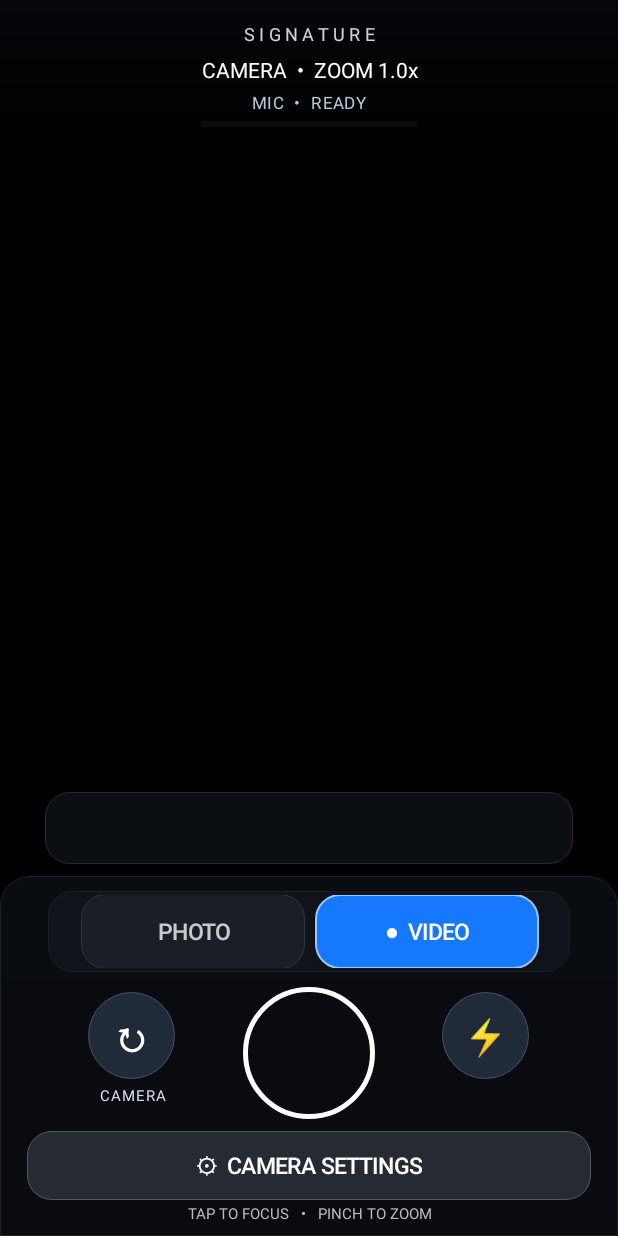
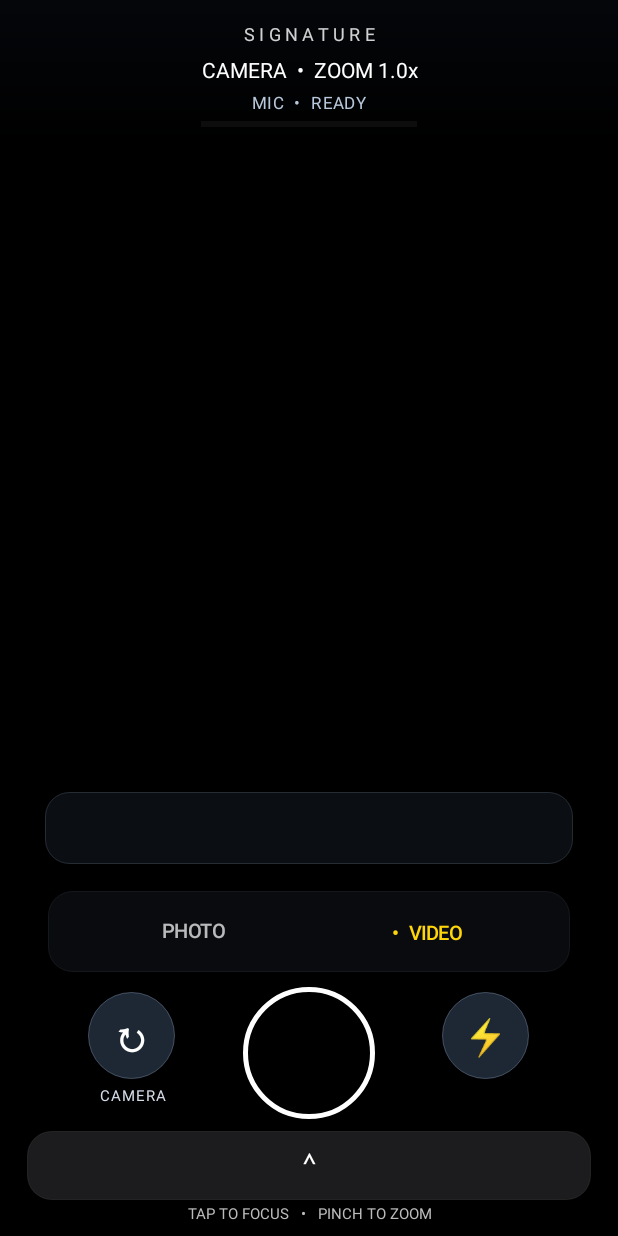
Before and after one commit to ariesananth66-maker/SignatureCameraPro, an Android app: the screen it shows after launch (MainActivity), after a tap on "VIDEO", on a phone screen of 412 x 824 dp. Run offline under Robolectric (Android 15) with nearby library versions, the phone set to English and light mode, and no system bars; libraries missing offline, so code that uses them is left out: androidx.camera.camera2, androidx.camera.core, androidx.camera.extensions, androidx.camera.lifecycle, androidx.camera.video and 1 more; 18 statements that could not run were skipped.

Commit message:
Refine camera dock, settings drawer and photo/video controls

```diff
--- a/app/src/main/java/com/ananthrajan/signaturecamerapro/MainActivity.kt
+++ b/app/src/main/java/com/ananthrajan/signaturecamerapro/MainActivity.kt
@@ -104,6 +104,11 @@ class MainActivity : ComponentActivity() {
     private lateinit var videoFpsButton: Button
     private lateinit var videoStabilizationButton: Button
     private lateinit var micNoiseReductionButton: Button
+    private lateinit var jpegQualityButton: Button
+    private lateinit var settingsToggleButton: Button
+    private lateinit var settingsDrawer: ScrollView
+    private lateinit var mainControlsRow: LinearLayout
+    private lateinit var dockHint: TextView
     private lateinit var captureButton: Button
     private lateinit var flashButton: Button
     private lateinit var flashStatusLabel: TextView
@@ -378,9 +383,7 @@ class MainActivity : ComponentActivity() {
             // Minimal translucent camera dock; the preview remains edge-to-edge.
             background = GradientDrawable().apply {
                 cornerRadii = floatArrayOf(30f, 30f, 30f, 30f, 0f, 0f, 0f, 0f)
-                colors = intArrayOf(0xE90A0D13.toInt(), 0xF5090B10.toInt())
-                orientation = GradientDrawable.Orientation.TOP_BOTTOM
-                setStroke(1, 0x337F91A8)
+                setColor(android.graphics.Color.BLACK)
             }
             elevation = 14f
             clipChildren = false
@@ -452,12 +455,23 @@ class MainActivity : ComponentActivity() {
             } else resetManualCapture()
         }
         utilityRow.addView(proButton, LinearLayout.LayoutParams(0, dp(48), 1f).apply { setMargins(dp(3), 0, dp(3), 0) })
-        advancedPanel.addView(utilityRow)
+        val utilityScroll = android.widget.HorizontalScrollView(this).apply {
+            isHorizontalScrollBarEnabled = false
+            overScrollMode = View.OVER_SCROLL_NEVER
+            addView(utilityRow, android.widget.HorizontalScrollView.LayoutParams(-2, -2))
+        }
+        utilityRow.layoutParams = LinearLayout.LayoutParams(-2, -2)
+        for (i in 0 until utilityRow.childCount) {
+            utilityRow.getChildAt(i).layoutParams = LinearLayout.LayoutParams(dp(112), dp(46)).apply {
+                setMargins(dp(3), 0, dp(3), 0)
+            }
+        }
+        advancedPanel.addView(utilityScroll, LinearLayout.LayoutParams(-1, dp(54)))
 
         photoExtensionButton = smallButton("PHOTO EFFECT: CHECKING…") { cyclePhotoExtension() }
         photoExtensionButton.isEnabled = false
         advancedPanel.addView(photoExtensionButton, LinearLayout.LayoutParams(-1, dp(48)).apply { setMargins(dp(3), dp(4), dp(3), dp(4)) })
-        val jpegQualityButton = smallButton("JPEG QUALITY: $jpegQuality%") {
+        jpegQualityButton = smallButton("JPEG QUALITY: $jpegQuality%") {
             jpegQuality = when (jpegQuality) { 90 -> 95; 95 -> 100; else -> 90 }
             getSharedPreferences("signature_camera_settings", MODE_PRIVATE).edit()
                 .putInt("jpeg_quality", jpegQuality).apply()
@@ -563,9 +577,9 @@ class MainActivity : ComponentActivity() {
         videoRow.addView(photoModeButton, LinearLayout.LayoutParams(0, dp(50), 1f).apply { setMargins(dp(4), 0, dp(4), 0) })
         videoRow.addView(videoModeButton, LinearLayout.LayoutParams(0, dp(50), 1f).apply { setMargins(dp(4), 0, dp(4), 0) })
         updateModeButtonAppearance()
-        advancedPanel.addView(videoQualityButton, LinearLayout.LayoutParams(-1, dp(48)).apply { setMargins(dp(3), dp(4), dp(3), dp(4)) })
-        advancedPanel.addView(videoFpsButton, LinearLayout.LayoutParams(-1, dp(48)).apply { setMargins(dp(3), 0, dp(3), dp(4)) })
-        advancedPanel.addView(videoStabilizationButton, LinearLayout.LayoutParams(-1, dp(48)).apply { setMargins(dp(3), 0, dp(3), dp(4)) })
+        advancedPanel.addView(videoQualityButton, LinearLayout.LayoutParams(-1, dp(44)).apply { setMargins(dp(3), dp(4), dp(3), dp(3)) })
+        advancedPanel.addView(videoFpsButton, LinearLayout.LayoutParams(-1, dp(44)).apply { setMargins(dp(3), 0, dp(3), dp(3)) })
+        advancedPanel.addView(videoStabilizationButton, LinearLayout.LayoutParams(-1, dp(44)).apply { setMargins(dp(3), 0, dp(3), dp(3)) })
         micNoiseReductionButton = smallButton(if (micNoiseReductionEnabled) "MIC CLEAN: ON" else "MIC CLEAN: OFF") {
             if (!videoMode) {
                 Toast.makeText(this, "Microphone cleanup is for video recording", Toast.LENGTH_SHORT).show()
@@ -581,8 +595,9 @@ class MainActivity : ComponentActivity() {
             updateMicNoiseReductionButton()
             startCamera()
         }
-        advancedPanel.addView(micNoiseReductionButton, LinearLayout.LayoutParams(-1, dp(48)).apply { setMargins(dp(3), 0, dp(3), dp(4)) })
+        advancedPanel.addView(micNoiseReductionButton, LinearLayout.LayoutParams(-1, dp(44)).apply { setMargins(dp(3), 0, dp(3), dp(4)) })
         updateMicNoiseReductionButton()
+        updateModeSpecificSettings()
 
         val mainRow = LinearLayout(this).apply {
             orientation = LinearLayout.HORIZONTAL
@@ -718,6 +733,7 @@ class MainActivity : ComponentActivity() {
             gravity = Gravity.CENTER
             maxLines = 1
         }
+        mainControlsRow = mainRow
         mainRow.setPadding(dp(10), dp(8), dp(10), dp(4))
         mainRow.gravity = Gravity.CENTER
         mainRow.addView(sideControl(flip, "CAMERA"), LinearLayout.LayoutParams(0, dp(82), 1f).apply { setMargins(dp(8), 0, dp(8), 0) })
@@ -741,8 +757,15 @@ class MainActivity : ComponentActivity() {
             visibility = View.GONE
             isFillViewport = false
             overScrollMode = View.OVER_SCROLL_IF_CONTENT_SCROLLS
+            isVerticalScrollBarEnabled = false
+            background = GradientDrawable().apply {
+                cornerRadius = dp(20).toFloat()
+                setColor(0xE61C1C1E.toInt())
+                setStroke(dp(1), 0x33777777)
+            }
             addView(advancedPanel)
         }
+        settingsDrawer = advancedScroll
         val advancedSettingsHeight = if (landscapeLayout) dp(104) else dp(260)
         panel.addView(advancedScroll, LinearLayout.LayoutParams(-1, advancedSettingsHeight))
         fun positionLensRailAboveDock() {
@@ -754,12 +777,13 @@ class MainActivity : ComponentActivity() {
                 lensRow.layoutParams = params
             }
         }
-        val advancedToggleButton = smallButton("⚙  CAMERA SETTINGS") {
-            val show = advancedScroll.visibility != View.VISIBLE
-            advancedScroll.visibility = if (show) View.VISIBLE else View.GONE
-            (it as Button).text = if (show) "⌃  HIDE SETTINGS" else "⚙  CAMERA SETTINGS"
+        val advancedToggleButton = smallButton("⌃") {
+            setSettingsExpanded(advancedScroll.visibility != View.VISIBLE)
             positionLensRailAboveDock()
         }
+        settingsToggleButton = advancedToggleButton
+        advancedToggleButton.textSize = 19f
+        advancedToggleButton.contentDescription = "Open camera settings"
         if (landscapeLayout) {
             // In landscape, keep the lens rail inside the dock so it cannot be
             // pushed underneath the top status strip by the expanded settings sheet.
@@ -774,8 +798,18 @@ class MainActivity : ComponentActivity() {
             setTextColor(0xFFBBBBBB.toInt())
             gravity = Gravity.CENTER
         }
+        dockHint = hint
         panel.addView(hint)
         root.addView(panel, FrameLayout.LayoutParams(-1, FrameLayout.LayoutParams.WRAP_CONTENT, Gravity.BOTTOM))
+        root.setOnApplyWindowInsetsListener { _, insets ->
+            val params = panel.layoutParams as? FrameLayout.LayoutParams
+            if (params != null) {
+                params.bottomMargin = insets.systemWindowInsetBottom
+                panel.layoutParams = params
+            }
+            insets
+        }
+        root.requestApplyInsets()
         // Recalculate after the dock has been measured so the floating lens rail
         // never overlaps the shutter controls or the expanded settings sheet.
         setContentView(root)
@@ -786,6 +820,34 @@ class MainActivity : ComponentActivity() {
             }
         }
         lensRow.bringToFront()
+        updateModeSpecificSettings()
+    }
+
+    private fun setSettingsExpanded(expanded: Boolean) {
+        if (!::settingsDrawer.isInitialized) return
+        settingsDrawer.visibility = if (expanded) View.VISIBLE else View.GONE
+        if (::settingsToggleButton.isInitialized) {
+            settingsToggleButton.text = if (expanded) "⌄" else "⌃"
+            settingsToggleButton.contentDescription = if (expanded) "Hide camera settings" else "Open camera settings"
+        }
+        if (::mainControlsRow.isInitialized) mainControlsRow.visibility = if (expanded) View.GONE else View.VISIBLE
+        if (::dockHint.isInitialized) dockHint.visibility = if (expanded) View.GONE else View.VISIBLE
+        if (::lensRow.isInitialized && resources.configuration.orientation != android.content.res.Configuration.ORIENTATION_LANDSCAPE) {
+            lensRow.visibility = if (expanded) View.GONE else View.VISIBLE
+        }
+    }
+
+    private fun updateModeSpecificSettings() {
+        if (!::photoExtensionButton.isInitialized || !::jpegQualityButton.isInitialized) return
+        photoExtensionButton.visibility = if (videoMode) View.GONE else View.VISIBLE
+        jpegQualityButton.visibility = if (videoMode) View.GONE else View.VISIBLE
+        if (::videoQualityButton.isInitialized) {
+            val visibility = if (videoMode) View.VISIBLE else View.GONE
+            videoQualityButton.visibility = visibility
+            videoFpsButton.visibility = visibility
+            videoStabilizationButton.visibility = visibility
+            micNoiseReductionButton.visibility = visibility
+        }
     }
 
     private fun setCameraMode(enableVideo: Boolean) {
@@ -802,22 +864,21 @@ class MainActivity : ComponentActivity() {
         captureButton.contentDescription = if (videoMode) "Start video recording" else "Take photo"
         syncFlashButtonLabel()
         updateModeButtonAppearance()
+        updateModeSpecificSettings()
+        setSettingsExpanded(false)
         startCamera()
     }
 
     private fun updateModeButtonAppearance() {
         if (!::photoModeButton.isInitialized || !::videoModeButton.isInitialized) return
-        fun modeBackground(selected: Boolean) = GradientDrawable().apply {
-            cornerRadius = 24f
-            setColor(if (selected) 0xFF1677FF.toInt() else 0xCC202630.toInt())
-            setStroke(if (selected) 2 else 1, if (selected) 0xFF9BC5FF.toInt() else 0x557F8DA3)
-        }
-        photoModeButton.background = modeBackground(!videoMode)
-        videoModeButton.background = modeBackground(videoMode)
-        photoModeButton.alpha = if (videoMode) 0.78f else 1f
-        videoModeButton.alpha = if (videoMode) 1f else 0.78f
-        photoModeButton.text = if (videoMode) "PHOTO" else "●  PHOTO"
-        videoModeButton.text = if (videoMode) "●  VIDEO" else "VIDEO"
+        photoModeButton.background = android.graphics.drawable.ColorDrawable(android.graphics.Color.TRANSPARENT)
+        videoModeButton.background = android.graphics.drawable.ColorDrawable(android.graphics.Color.TRANSPARENT)
+        photoModeButton.setTextColor(if (!videoMode) 0xFFFFD60A.toInt() else android.graphics.Color.WHITE)
+        videoModeButton.setTextColor(if (videoMode) 0xFFFFD60A.toInt() else android.graphics.Color.WHITE)
+        photoModeButton.alpha = if (videoMode) 0.72f else 1f
+        videoModeButton.alpha = if (videoMode) 1f else 0.72f
+        photoModeButton.text = if (videoMode) "PHOTO" else "•  PHOTO"
+        videoModeButton.text = if (videoMode) "•  VIDEO" else "VIDEO"
         // The live mic meter belongs to video capture; keep photo mode's viewfinder uncluttered.
         if (::audioLevelLabel.isInitialized) {
             audioLevelLabel.visibility = if (videoMode) View.VISIBLE else View.GONE
@@ -893,13 +954,16 @@ class MainActivity : ComponentActivity() {
     private fun smallButton(label: String, action: (View) -> Unit) =
         Button(this).apply {
             text = label
-            textSize = 15f
+            textSize = 13f
+            maxLines = 1
+            ellipsize = android.text.TextUtils.TruncateAt.END
+            includeFontPadding = false
             isAllCaps = false
             setTextColor(android.graphics.Color.WHITE)
             background = GradientDrawable().apply {
                 cornerRadius = 24f
-                setColor(0xFF252A33.toInt())
-                setStroke(1, 0x44FFFFFF)
+                setColor(0xFF1C1C1E.toInt())
+                setStroke(1, 0x33777777)
             }
             elevation = 2f
             isClickable = true
@@ -951,12 +1015,12 @@ class MainActivity : ComponentActivity() {
             button.textSize = 13f
             button.typeface = android.graphics.Typeface.create("sans-serif-medium", android.graphics.Typeface.BOLD)
             button.isAllCaps = false
-            button.setTextColor(android.graphics.Color.WHITE)
+            button.setTextColor(if (kotlin.math.abs(ratio - 1f) < 0.12f) 0xFFFFD60A.toInt() else android.graphics.Color.WHITE)
             button.tag = ratio
             button.background = GradientDrawable().apply {
                 cornerRadius = 18f
-                setColor(if (kotlin.math.abs(ratio - 1f) < 0.12f) 0xFF1677FF.toInt() else 0xCC263243.toInt())
-                setStroke(1, if (kotlin.math.abs(ratio - 1f) < 0.12f) 0xFF70B5FF.toInt() else 0x668FA6C4)
+                setColor(if (kotlin.math.abs(ratio - 1f) < 0.12f) 0xFF2C2C2E.toInt() else 0xCC1C1C1E.toInt())
+                setStroke(1, if (kotlin.math.abs(ratio - 1f) < 0.12f) 0xFFFFD60A.toInt() else 0x55777777)
             }
             button.minWidth = 0
             button.minHeight = dp(44)
@@ -1237,6 +1301,7 @@ class MainActivity : ComponentActivity() {
                 .start(ContextCompat.getMainExecutor(this)) { event ->
                     when (event) {
                         is VideoRecordEvent.Start -> {
+                            setSettingsExpanded(false)
                             recordingTimer.base = android.os.SystemClock.elapsedRealtime()
                             recordingTimer.visibility = View.VISIBLE
                             recordingTimer.start()
```
